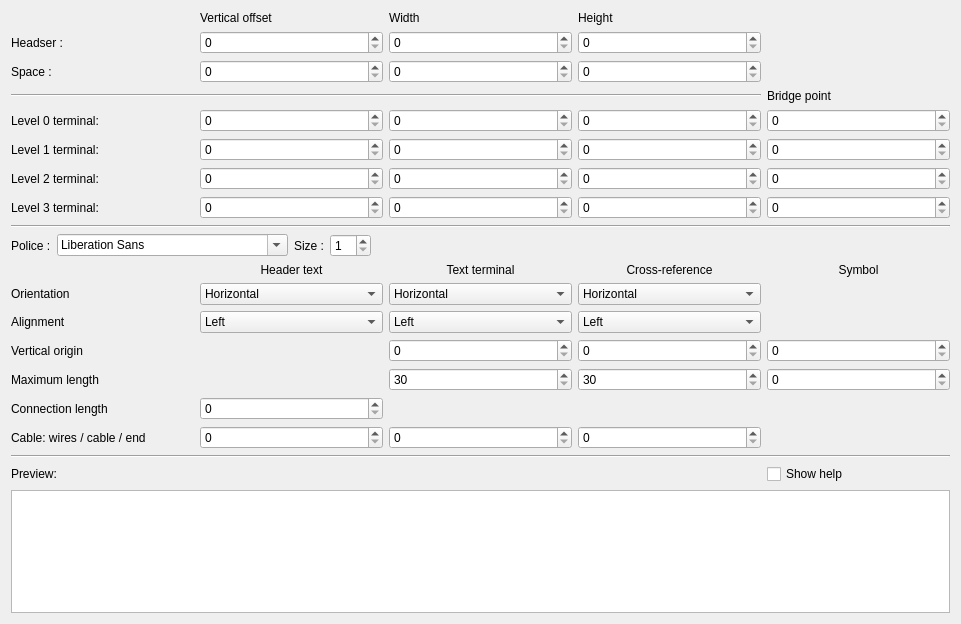
First picture: the form in sources/TerminalStrip/ui/terminalstriplayouteditor.ui, repository qelectrotech/qelectrotech-source-mirror, before the edit.
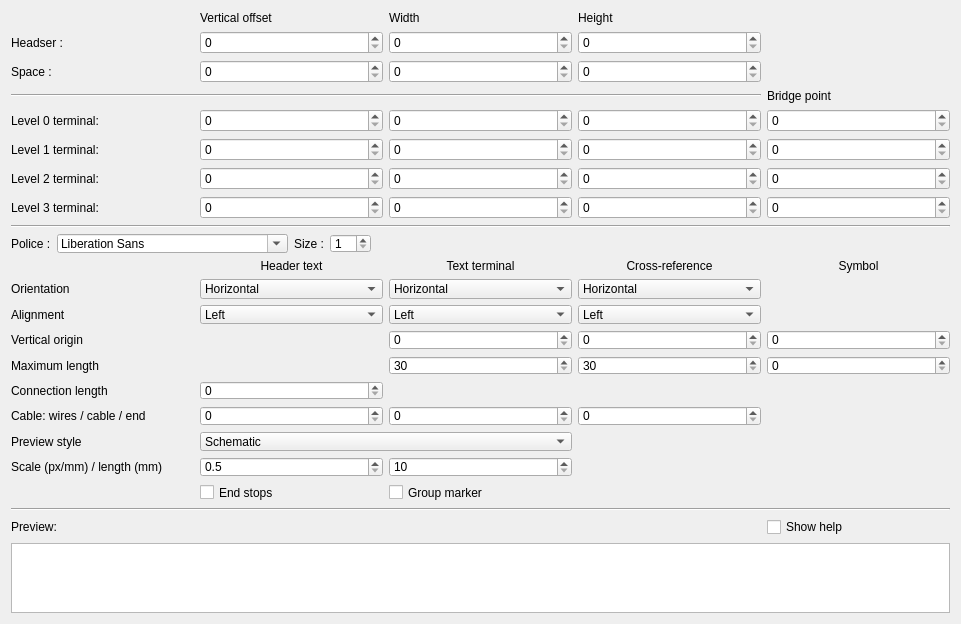
Second picture: the form after the edit.

Commit message: Terminal strip: realistic drawing styles and separator plates

Diff of the .ui file:
```diff
--- a/sources/TerminalStrip/ui/terminalstriplayouteditor.ui
+++ b/sources/TerminalStrip/ui/terminalstriplayouteditor.ui
@@ -540,6 +540,88 @@
         </property>
        </widget>
       </item>
+      <item row="11" column="2">
+       <widget class="QLabel" name="label_draw_style">
+        <property name="text">
+         <string>Preview style</string>
+        </property>
+       </widget>
+      </item>
+      <item row="11" column="3" colspan="2">
+       <widget class="QComboBox" name="m_draw_style_cb">
+        <property name="toolTip">
+         <string>Style of the preview only. The style of a terminal strip plan is chosen when it is added to a folio.</string>
+        </property>
+        <item>
+         <property name="text">
+          <string>Schematic</string>
+         </property>
+        </item>
+        <item>
+         <property name="text">
+          <string>Realistic (push-in)</string>
+         </property>
+        </item>
+        <item>
+         <property name="text">
+          <string>Realistic (screw)</string>
+         </property>
+        </item>
+       </widget>
+      </item>
+      <item row="12" column="2">
+       <widget class="QLabel" name="label_realistic_scale">
+        <property name="text">
+         <string>Scale (px/mm) / length (mm)</string>
+        </property>
+       </widget>
+      </item>
+      <item row="12" column="3">
+       <widget class="QDoubleSpinBox" name="m_realistic_scale_sb">
+        <property name="toolTip">
+         <string>Number of pixels for one millimeter of terminal.</string>
+        </property>
+        <property name="decimals">
+         <number>1</number>
+        </property>
+        <property name="minimum">
+         <double>0.5</double>
+        </property>
+        <property name="maximum">
+         <double>50.0</double>
+        </property>
+        <property name="singleStep">
+         <double>0.5</double>
+        </property>
+       </widget>
+      </item>
+      <item row="12" column="4">
+       <widget class="QSpinBox" name="m_realistic_length_sb">
+        <property name="toolTip">
+         <string>Length of a terminal along the wires, in millimeter.</string>
+        </property>
+        <property name="minimum">
+         <number>10</number>
+        </property>
+        <property name="maximum">
+         <number>300</number>
+        </property>
+       </widget>
+      </item>
+      <item row="13" column="3">
+       <widget class="QCheckBox" name="m_realistic_end_stops_cb">
+        <property name="text">
+         <string>End stops</string>
+        </property>
+       </widget>
+      </item>
+      <item row="13" column="4">
+       <widget class="QCheckBox" name="m_realistic_group_marker_cb">
+        <property name="text">
+         <string>Group marker</string>
+        </property>
+       </widget>
+      </item>
      </layout>
     </widget>
    </item>
```
The commit also changes 22 other files.
